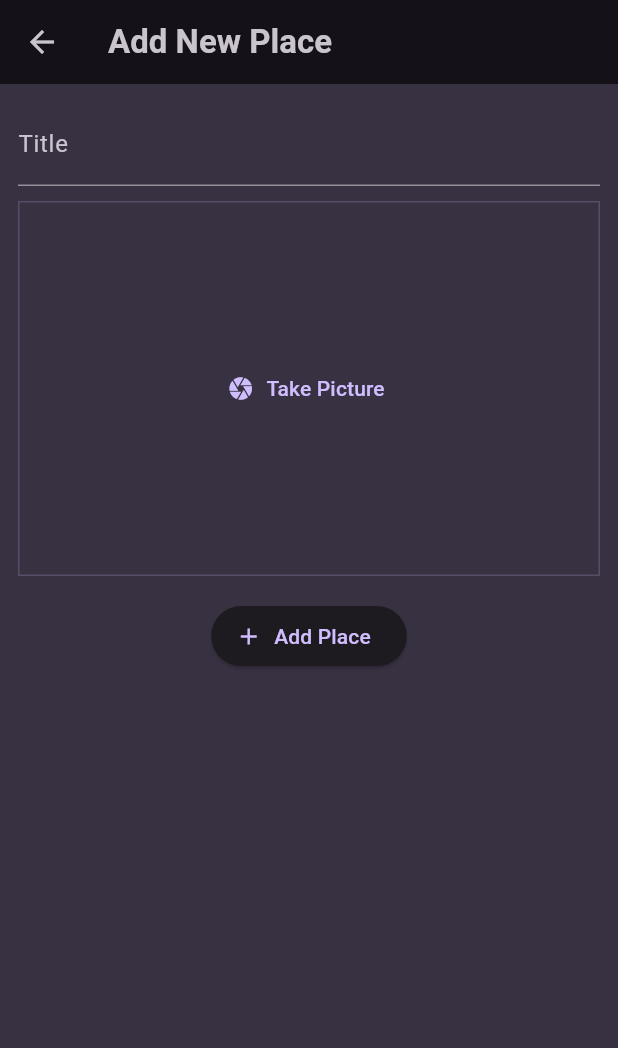
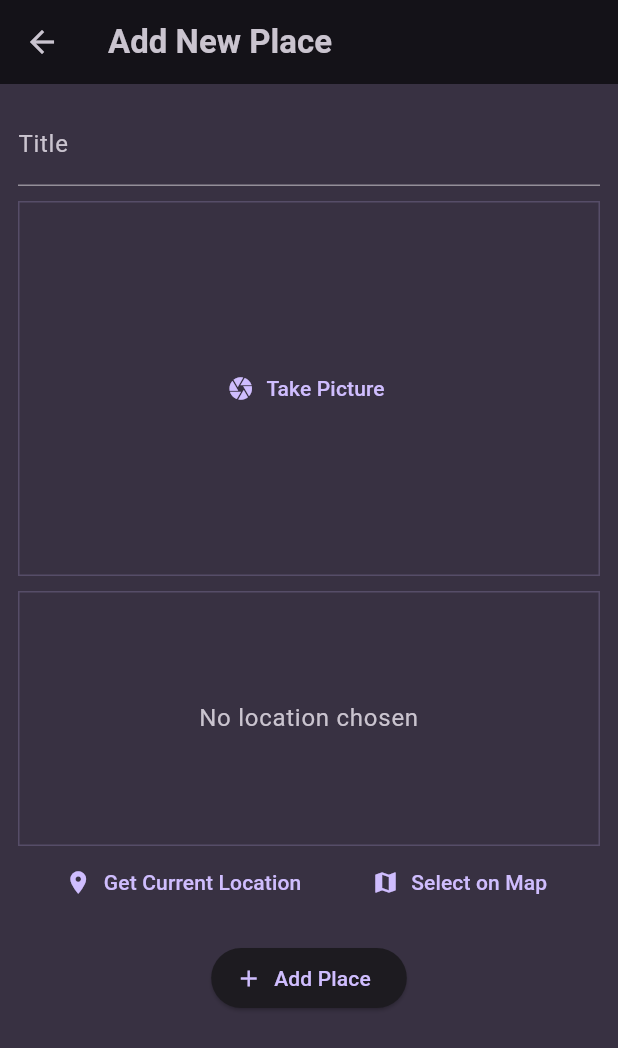
Before and after one commit to Zacchaeus23/favorite_places, a Flutter app: the AddPlaceScreen screen opened directly, on a phone screen of 412 x 824 dp. Shown: the top 1048 px of the screen. Run offline on Flutter 3.47's test engine with Material 3 defaults, Android fonts, the phone set to English and light mode, and no system bars; our stand-ins replace flutter_riverpod, google_fonts, image_picker.

Commit message:
Getting the user's location

```diff
--- a/lib/screens/add_place.dart
+++ b/lib/screens/add_place.dart
@@ -1,5 +1,6 @@
 import 'package:favorite_places/providers/user_places.dart';
 import 'package:favorite_places/widgets/image_input.dart';
+import 'package:favorite_places/widgets/location_input.dart';
 import 'package:flutter/material.dart';
 import 'package:flutter_riverpod/flutter_riverpod.dart';
 import 'dart:io';
@@ -62,6 +63,10 @@ class _AddPlaceScreenState extends ConsumerState<AddPlaceScreen> {
               },
             ),
             const SizedBox(
+              height: 10,
+            ),
+            LocationInput(),
+            const SizedBox(
               height: 16,
             ),
             ElevatedButton.icon(
--- /dev/null
+++ b/lib/widgets/location_input.dart
@@ -0,0 +1,51 @@
+import 'package:flutter/material.dart';
+
+class LocationInput extends StatefulWidget {
+  const LocationInput({super.key});
+
+  @override
+  State<LocationInput> createState() => _LocationInputState();
+}
+
+class _LocationInputState extends State<LocationInput> {
+  @override
+  Widget build(BuildContext context) {
+    return Column(
+      children: [
+        Container(
+          alignment: Alignment.center,
+          height: 170,
+          width: double.infinity,
+          decoration: BoxDecoration(
+            border: Border.all(
+              width: 1,
+              color: Theme.of(context).colorScheme.primary.withOpacity(0.2),
+            ),
+          ),
+          child: Text(
+            'No location chosen',
+            textAlign: TextAlign.center,
+            style: Theme.of(context).textTheme.bodyLarge!.copyWith(
+                  color: Theme.of(context).colorScheme.onSurfaceVariant,
+                ),
+          ),
+        ),
+        Row(
+          mainAxisAlignment: MainAxisAlignment.spaceEvenly,
+          children: [
+            TextButton.icon(
+              onPressed: () {},
+              icon: const Icon(Icons.location_on),
+              label: const Text('Get Current Location'),
+            ),
+            TextButton.icon(
+              onPressed: () {},
+              icon: const Icon(Icons.map),
+              label: const Text('Select on Map'),
+            ),
+          ],
+        ),
+      ],
+    );
+  }
+}
--- a/pubspec.yaml
+++ b/pubspec.yaml
@@ -40,6 +40,7 @@ dependencies:
   riverpod: ^2.5.1
   flutter_riverpod: ^2.5.1
   image_picker: ^1.1.2
+  location: ^7.0.0
 
 dev_dependencies:
   flutter_test:
```
Also changed, not shown: pubspec.lock, 2 other files.
